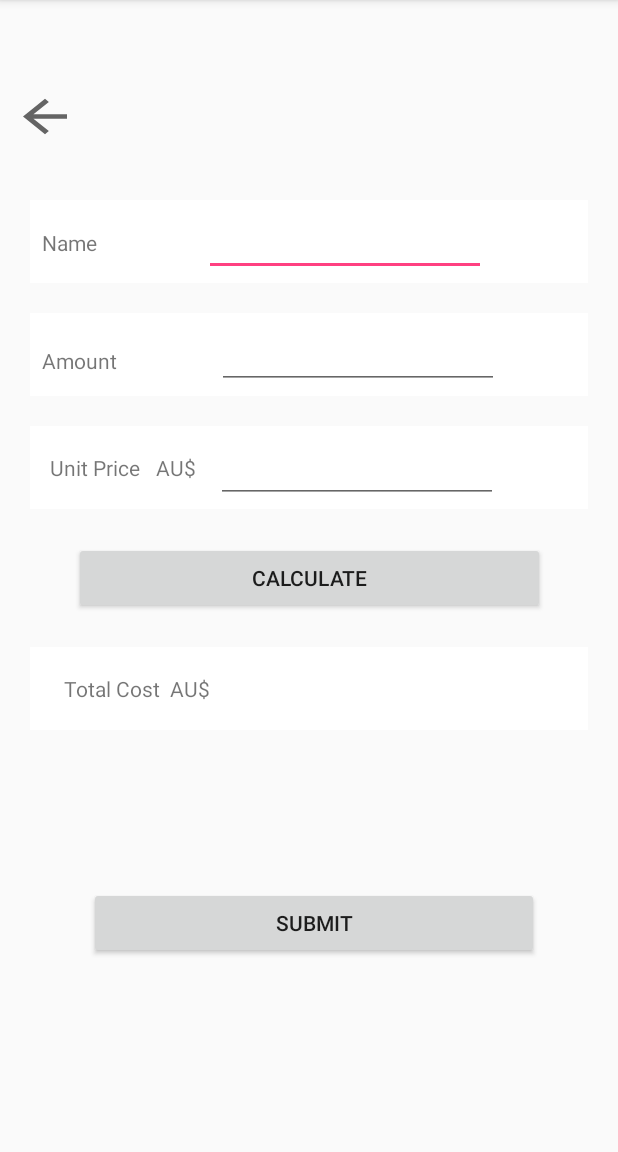
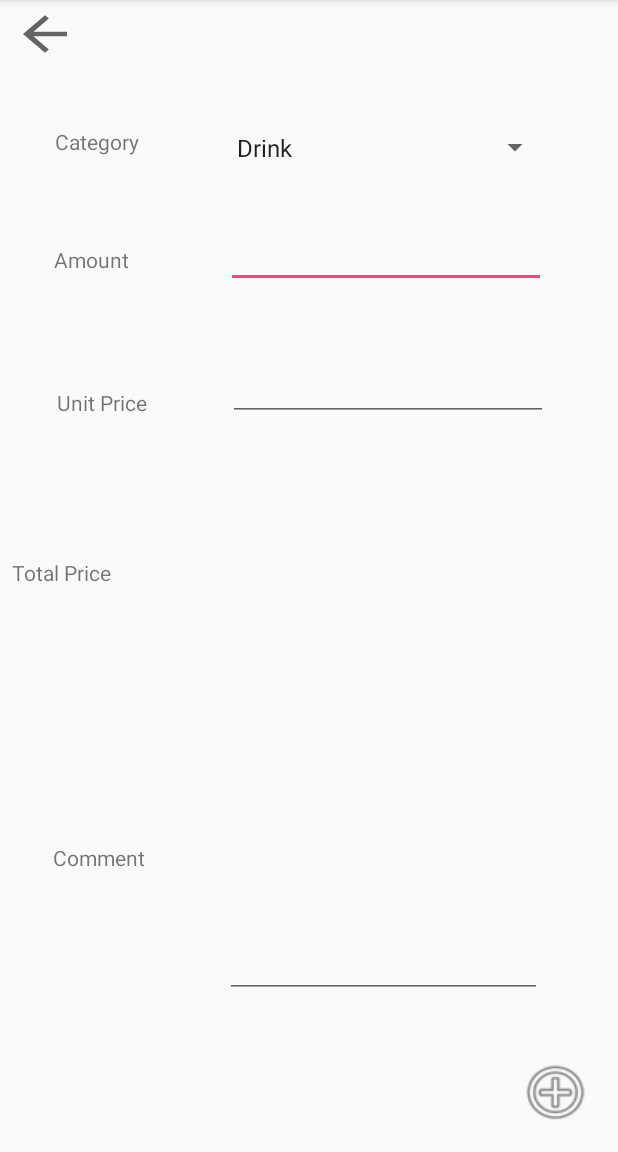
Before and after one commit to CormacCollins/ListAppAndroid, an Android app: the AddItemActivity screen opened directly, with no data from a screen before it, on a phone screen of 412 x 824 dp, the part 84-1236 px from its top. Run offline under Robolectric (Android 15) with nearby library versions, the phone set to English and light mode, and no system bars; 1 statement that could not run was skipped.

Commit message:
add item and the XML for the setting

```diff
--- a/app/build.gradle
+++ b/app/build.gradle
@@ -26,4 +26,7 @@ dependencies {
     testImplementation 'junit:junit:4.12'
     androidTestImplementation 'com.android.support.test:runner:1.0.2'
     androidTestImplementation 'com.android.support.test.espresso:espresso-core:3.0.2'
+
+
+
 }
--- a/app/src/main/java/cormaccollins/utas/edu/au/CormacCollins/assignment2/AddItemActivity.java
+++ b/app/src/main/java/cormaccollins/utas/edu/au/CormacCollins/assignment2/AddItemActivity.java
@@ -1,6 +1,7 @@
 package cormaccollins.utas.edu.au.CormacCollins.assignment2;
 
 
+import android.annotation.SuppressLint;
 import android.content.Intent;
 import android.database.sqlite.SQLiteDatabase;
 import android.os.Bundle;
@@ -21,6 +22,7 @@ public class AddItemActivity extends AppCompatActivity {
 
     private String listName = "";
 
+    @SuppressLint("SetTextI18n")
     @Override
     protected void onCreate(Bundle savedInstanceState) {
         super.onCreate(savedInstanceState);
@@ -66,6 +68,13 @@ public class AddItemActivity extends AppCompatActivity {
         TextView t1 = this.findViewById(R.id.CalculateView);
 
 
+
+        int num1 = Integer.parseInt(e1.getText().toString());
+        int num2 = Integer.parseInt(e2.getText().toString());
+        int sum = num1 * num2;
+        t1.setText(Integer.toString(sum));
+
+
         int price = 0; String txtPrice = e1.getText().toString();
         if(txtPrice.equals("")){
             price = Integer.parseInt(txtPrice);
@@ -78,7 +87,7 @@ public class AddItemActivity extends AppCompatActivity {
             count = Integer.parseInt(txt);
         }
 
-        EditText itemEntry = findViewById(R.id.NameEdit);
+        EditText itemEntry = findViewById(R.id.AmountEdit);
         String itemName = itemEntry.getText().toString();
 
         //todo page needs tag adding
--- a/app/src/main/java/cormaccollins/utas/edu/au/CormacCollins/assignment2/MainActivity.java
+++ b/app/src/main/java/cormaccollins/utas/edu/au/CormacCollins/assignment2/MainActivity.java
@@ -143,13 +143,29 @@ public class MainActivity extends AppCompatActivity {
         // Handle action bar item clicks here. The action bar will
         // automatically handle clicks on the Home/Up button, so long
         // as you specify a parent activity in AndroidManifest.xml.
-        int id = item.getItemId();
+    //    int id = item.getItemId();
 
         //noinspection SimplifiableIfStatement
-        if (id == R.id.action_settings) {
-            return true;
+    //    if (id == R.id.action_settings) {
+    //        return true;
+    //    }
+
+        switch (item.getItemId())
+        {
+            case R.id.action_settings:
+                Intent action_settings = new Intent(this, Setting_activity.class );
+                startActivity(action_settings);
+                break;
+            case R.id.Today:
+                break;
+            case R.id.This_Week:
+                break;
+            case R.id.This_Month:
+                break;
+            case R.id.This_year:
+                break;
+            default:
         }
-
         return super.onOptionsItemSelected(item);
     }
 
--- /dev/null
+++ b/app/src/main/java/cormaccollins/utas/edu/au/CormacCollins/assignment2/Setting_activity.java
@@ -0,0 +1,20 @@
+package cormaccollins.utas.edu.au.CormacCollins.assignment2;
+
+import android.support.v7.app.AppCompatActivity;
+import android.os.Bundle;
+import android.widget.ArrayAdapter;
+import android.widget.ListView;
+
+import java.lang.reflect.Array;
+import java.util.ArrayList;
+
+public class Setting_activity extends AppCompatActivity {
+
+    ArrayAdapter<String> adapter;
+    @Override
+    protected void onCreate(Bundle savedInstanceState) {
+        super.onCreate(savedInstanceState);
+        setContentView(R.layout.setting_layout);
+
+    }
+}
--- a/app/src/main/res/layout/add_item_layout.xml
+++ b/app/src/main/res/layout/add_item_layout.xml
@@ -3,243 +3,210 @@
     xmlns:app="http://schemas.android.com/apk/res-auto"
     xmlns:tools="http://schemas.android.com/tools"
     android:layout_width="match_parent"
-    android:layout_height="match_parent">
+    android:layout_height="match_parent"
+    tools:layout_editor_absoluteY="81dp">
 
 
     <Button
         android:id="@+id/return_to_shopping_list_button"
         android:layout_width="44dp"
-        android:layout_height="35dp"
-        android:layout_marginBottom="214dp"
+        android:layout_height="37dp"
+
+        android:layout_marginBottom="8dp"
+        android:layout_marginEnd="8dp"
+        android:layout_marginLeft="8dp"
+        android:layout_marginRight="8dp"
         android:layout_marginStart="8dp"
-        android:layout_marginTop="8dp"
+        android:layout_marginTop="4dp"
         android:background="?attr/actionModeCloseDrawable"
-        app:layout_constraintBottom_toTopOf="@+id/CalculateButton"
-        app:layout_constraintStart_toStartOf="parent"
-        app:layout_constraintTop_toTopOf="parent" />
-
-    <android.support.constraint.ConstraintLayout
-        android:id="@+id/NameLayout"
-        android:layout_width="match_parent"
-        android:layout_height="55dp"
-        android:layout_marginBottom="317dp"
-        android:layout_marginEnd="20dp"
-        android:layout_marginStart="20dp"
-        android:layout_marginTop="48dp"
-        android:background="@android:color/white"
-        android:maxHeight="65dp"
-        android:minHeight="125dp"
-        app:layout_constraintBottom_toTopOf="@+id/SubmitButton"
+        app:layout_constraintBottom_toBottomOf="parent"
         app:layout_constraintEnd_toEndOf="parent"
         app:layout_constraintHorizontal_bias="0.0"
         app:layout_constraintStart_toStartOf="parent"
-        app:layout_constraintTop_toTopOf="parent">
+        app:layout_constraintTop_toTopOf="parent"
+        app:layout_constraintVertical_bias="0.0" />
+
+    <Button
+        android:id="@+id/SubmitButton"
+        android:layout_width="51dp"
+        android:layout_height="wrap_content"
+
+        android:layout_marginBottom="16dp"
+        android:layout_marginEnd="16dp"
+        android:layout_marginRight="16dp"
+        android:background="@android:drawable/ic_menu_add"
+        app:layout_constraintBottom_toBottomOf="parent"
+        app:layout_constraintEnd_toEndOf="parent" />
 
     <TextView
-            android:id="@+id/NameView"
-            android:layout_width="40dp"
-            android:layout_height="18dp"
+        android:id="@+id/CategoryView"
+        android:layout_width="wrap_content"
+        android:layout_height="wrap_content"
         android:layout_marginBottom="8dp"
+        android:layout_marginEnd="8dp"
+        android:layout_marginLeft="8dp"
+        android:layout_marginRight="8dp"
         android:layout_marginStart="8dp"
         android:layout_marginTop="8dp"
-            android:text="Name"
+        android:text="@string/Category"
         app:layout_constraintBottom_toBottomOf="parent"
+        app:layout_constraintEnd_toStartOf="@+id/CategorySpinner"
+        app:layout_constraintHorizontal_bias="0.368"
         app:layout_constraintStart_toStartOf="parent"
-            app:layout_constraintTop_toTopOf="parent" />
+        app:layout_constraintTop_toTopOf="parent"
+        app:layout_constraintVertical_bias="0.105" />
+
+    <Spinner
+        android:id="@+id/CategorySpinner"
+        android:layout_width="217dp"
+        android:layout_height="27dp"
+        android:layout_marginBottom="8dp"
+        android:layout_marginTop="8dp"
+        android:entries="@array/catagories"
+        app:layout_constraintBottom_toBottomOf="parent"
+        app:layout_constraintEnd_toEndOf="parent"
+        app:layout_constraintHorizontal_bias="0.772"
+        app:layout_constraintStart_toStartOf="parent"
+        app:layout_constraintTop_toTopOf="parent"
+        app:layout_constraintVertical_bias="0.106" />
+
+    <TextView
+        android:id="@+id/AmountView"
+        android:layout_width="wrap_content"
+        android:layout_height="17dp"
+        android:layout_marginBottom="8dp"
+        android:layout_marginEnd="8dp"
+        android:layout_marginLeft="8dp"
+        android:layout_marginRight="8dp"
+        android:layout_marginStart="8dp"
+        android:layout_marginTop="8dp"
+        android:text="@string/Amount"
+        app:layout_constraintBottom_toBottomOf="parent"
+        app:layout_constraintEnd_toStartOf="@+id/AmountEdit"
+        app:layout_constraintHorizontal_bias="0.328"
+        app:layout_constraintStart_toStartOf="parent"
+        app:layout_constraintTop_toTopOf="parent"
+        app:layout_constraintVertical_bias="0.211" />
 
     <EditText
-            android:id="@+id/NameEdit"
-            android:layout_width="188dp"
+        android:id="@+id/AmountEdit"
+        android:layout_width="213dp"
         android:layout_height="46dp"
         android:layout_marginBottom="8dp"
         android:layout_marginEnd="8dp"
-            android:layout_marginStart="8dp"
-            android:layout_marginTop="8dp"
-            android:ems="10"
-            android:inputType="textPersonName"
-            app:layout_constraintBottom_toBottomOf="parent"
-            app:layout_constraintEnd_toEndOf="parent"
-            app:layout_constraintStart_toEndOf="@+id/NameView"
-            app:layout_constraintTop_toTopOf="parent" />
-
-    </android.support.constraint.ConstraintLayout>
-
-    <android.support.constraint.ConstraintLayout
-        android:id="@+id/AmountLayout"
-        android:layout_width="match_parent"
-        android:layout_height="55dp"
-        android:layout_marginEnd="20dp"
-        android:layout_marginStart="20dp"
-        android:layout_marginTop="20dp"
-        android:background="@android:color/white"
-        android:maxHeight="65dp"
-        android:minHeight="125dp"
-        app:layout_constraintEnd_toEndOf="parent"
-        app:layout_constraintHorizontal_bias="0.0"
-        app:layout_constraintStart_toStartOf="parent"
-        app:layout_constraintTop_toBottomOf="@+id/NameLayout">
-
-        <EditText
-            android:id="@+id/AmountEdit"
-            android:layout_width="188dp"
-            android:layout_height="46dp"
-            android:layout_marginBottom="8dp"
-            android:layout_marginEnd="8dp"
+        android:layout_marginLeft="8dp"
+        android:layout_marginRight="8dp"
         android:layout_marginStart="8dp"
         android:layout_marginTop="8dp"
         android:ems="10"
         android:inputType="number"
         app:layout_constraintBottom_toBottomOf="parent"
         app:layout_constraintEnd_toEndOf="parent"
-            app:layout_constraintStart_toEndOf="@+id/AmountView"
+        app:layout_constraintHorizontal_bias="0.78"
+        app:layout_constraintStart_toStartOf="parent"
         app:layout_constraintTop_toTopOf="parent"
-            app:layout_constraintVertical_bias="0.571" />
+        app:layout_constraintVertical_bias="0.195" />
 
     <TextView
-            android:id="@+id/AmountView"
-            android:layout_width="57dp"
-            android:layout_height="25dp"
+        android:id="@+id/UPView"
+        android:layout_width="wrap_content"
+        android:layout_height="wrap_content"
         android:layout_marginBottom="8dp"
+        android:layout_marginEnd="8dp"
+        android:layout_marginLeft="8dp"
+        android:layout_marginRight="8dp"
         android:layout_marginStart="8dp"
-            android:text="Amount"
+        android:layout_marginTop="8dp"
+        android:text="@string/Unit_price"
         app:layout_constraintBottom_toBottomOf="parent"
-            app:layout_constraintStart_toStartOf="parent" />
-    </android.support.constraint.ConstraintLayout>
-
-    <android.support.constraint.ConstraintLayout
-        android:id="@+id/UnitLayout"
-        android:layout_width="match_parent"
-        android:layout_height="55dp"
-        android:layout_marginEnd="20dp"
-        android:layout_marginStart="20dp"
-        android:layout_marginTop="20dp"
-        android:background="@android:color/white"
-        app:layout_constraintEnd_toEndOf="parent"
+        app:layout_constraintEnd_toStartOf="@+id/UnitEdit"
+        app:layout_constraintHorizontal_bias="0.396"
         app:layout_constraintStart_toStartOf="parent"
-        app:layout_constraintTop_toBottomOf="@+id/AmountLayout">
+        app:layout_constraintTop_toTopOf="parent"
+        app:layout_constraintVertical_bias="0.342" />
 
     <EditText
         android:id="@+id/UnitEdit"
-            android:layout_width="188dp"
-            android:layout_height="47dp"
-            android:layout_marginBottom="4dp"
-            android:layout_marginEnd="51dp"
-            android:layout_marginTop="4dp"
+        android:layout_width="wrap_content"
+        android:layout_height="wrap_content"
+        android:layout_marginBottom="8dp"
+        android:layout_marginEnd="8dp"
+        android:layout_marginLeft="8dp"
+        android:layout_marginRight="8dp"
+        android:layout_marginStart="8dp"
+        android:layout_marginTop="8dp"
         android:ems="10"
         android:inputType="number"
         app:layout_constraintBottom_toBottomOf="parent"
         app:layout_constraintEnd_toEndOf="parent"
-            app:layout_constraintStart_toEndOf="@+id/AUView"
-            app:layout_constraintTop_toTopOf="parent" />
+        app:layout_constraintHorizontal_bias="0.79"
+        app:layout_constraintStart_toStartOf="parent"
+        app:layout_constraintTop_toTopOf="parent"
+        app:layout_constraintVertical_bias="0.322" />
 
     <TextView
-            android:id="@+id/UnitView"
-            android:layout_width="0dp"
-            android:layout_height="18dp"
-            android:layout_marginEnd="20dp"
-            android:layout_marginStart="13dp"
-            android:text="Unit Price"
-            app:layout_constraintBaseline_toBaselineOf="@+id/AUView"
-            app:layout_constraintEnd_toEndOf="@+id/AUView"
-            app:layout_constraintStart_toStartOf="parent" />
+        android:id="@+id/TPView"
+        android:layout_width="wrap_content"
+        android:layout_height="wrap_content"
+        android:layout_marginLeft="8dp"
+        android:layout_marginStart="8dp"
+        android:layout_marginTop="8dp"
+        android:text="@string/Total_price"
+        app:layout_constraintBottom_toBottomOf="parent"
+        app:layout_constraintStart_toStartOf="parent"
+        app:layout_constraintTop_toTopOf="parent"
+        app:layout_constraintVertical_bias="0.491" />
 
     <TextView
-            android:id="@+id/AUView"
-            android:layout_width="wrap_content"
-            android:layout_height="wrap_content"
-            android:layout_marginEnd="4dp"
-            android:layout_marginStart="75dp"
-            android:text="AU$"
-            app:layout_constraintBottom_toBottomOf="parent"
-            app:layout_constraintEnd_toStartOf="@+id/UnitEdit"
-            app:layout_constraintStart_toStartOf="parent"
-            app:layout_constraintTop_toTopOf="parent" />
-    </android.support.constraint.ConstraintLayout>
-
-    <android.support.constraint.ConstraintLayout
-        android:id="@+id/TotalLayout"
-        android:layout_width="match_parent"
-        android:layout_height="55dp"
-        android:layout_marginEnd="20dp"
-        android:layout_marginStart="20dp"
-        android:layout_marginTop="92dp"
-        android:background="@android:color/white"
-        app:layout_constraintEnd_toEndOf="parent"
-        app:layout_constraintHorizontal_bias="0.0"
-        app:layout_constraintLeft_toLeftOf="parent"
-        app:layout_constraintRight_toRightOf="parent"
-        app:layout_constraintStart_toStartOf="parent"
-        app:layout_constraintTop_toBottomOf="@+id/UnitLayout">
-
-        <TextView
-            android:id="@+id/TotalView"
+        android:id="@+id/CommentView"
         android:layout_width="wrap_content"
         android:layout_height="wrap_content"
         android:layout_marginBottom="8dp"
-            android:layout_marginEnd="100dp"
-            android:layout_marginStart="14dp"
+        android:layout_marginEnd="8dp"
+        android:layout_marginLeft="16dp"
+        android:layout_marginRight="8dp"
+        android:layout_marginStart="16dp"
         android:layout_marginTop="8dp"
-            android:text="Total Cost"
+        android:text="@string/Comment"
         app:layout_constraintBottom_toBottomOf="parent"
-            app:layout_constraintEnd_toStartOf="@+id/CalculateView"
+        app:layout_constraintEnd_toStartOf="@+id/CommentEdit"
+        app:layout_constraintHorizontal_bias="0.295"
         app:layout_constraintStart_toStartOf="parent"
-            app:layout_constraintTop_toTopOf="parent" />
+        app:layout_constraintTop_toTopOf="parent"
+        app:layout_constraintVertical_bias="0.756" />
 
-        <TextView
-            android:id="@+id/AUView2"
-            android:layout_width="wrap_content"
-            android:layout_height="wrap_content"
+    <EditText
+        android:id="@+id/CommentEdit"
+        android:layout_width="211dp"
+        android:layout_height="124dp"
         android:layout_marginBottom="8dp"
-            android:layout_marginStart="93dp"
+        android:layout_marginEnd="8dp"
+        android:layout_marginLeft="8dp"
+        android:layout_marginRight="8dp"
+        android:layout_marginStart="8dp"
         android:layout_marginTop="8dp"
-            android:text="AU$"
+        android:ems="10"
+        android:inputType="text"
         app:layout_constraintBottom_toBottomOf="parent"
+        app:layout_constraintEnd_toEndOf="parent"
+        app:layout_constraintHorizontal_bias="0.77"
         app:layout_constraintStart_toStartOf="parent"
-            app:layout_constraintTop_toTopOf="parent" />
+        app:layout_constraintTop_toTopOf="parent"
+        app:layout_constraintVertical_bias="0.849" />
 
     <TextView
         android:id="@+id/CalculateView"
-            android:layout_width="118dp"
-            android:layout_height="47dp"
-            android:layout_marginBottom="20dp"
-            android:layout_marginEnd="50dp"
-            android:layout_marginTop="18dp"
+        android:layout_width="206dp"
+        android:layout_height="50dp"
+        android:layout_marginEnd="8dp"
+        android:layout_marginLeft="8dp"
+        android:layout_marginRight="8dp"
+        android:layout_marginStart="8dp"
         app:layout_constraintBottom_toBottomOf="parent"
         app:layout_constraintEnd_toEndOf="parent"
-            app:layout_constraintStart_toEndOf="@+id/TotalView"
-            app:layout_constraintTop_toTopOf="parent" />
+        app:layout_constraintHorizontal_bias="0.733"
+        app:layout_constraintStart_toStartOf="@+id/TPView"
+        app:layout_constraintTop_toTopOf="parent"
+        app:layout_constraintVertical_bias="0.498" />
 
 </android.support.constraint.ConstraintLayout>
-
-    <Button
-        android:id="@+id/SubmitButton"
-        android:layout_width="300dp"
-        android:layout_height="wrap_content"
-        android:layout_marginBottom="43dp"
-        android:layout_marginEnd="8dp"
-        android:layout_marginRight="28dp"
-        android:layout_marginStart="8dp"
-        android:text="Submit"
-        app:layout_constraintBottom_toBottomOf="parent"
-        app:layout_constraintEnd_toEndOf="parent"
-        app:layout_constraintHorizontal_bias="0.535"
-        app:layout_constraintRight_toRightOf="parent"
-        app:layout_constraintStart_toStartOf="parent"
-        app:layout_constraintTop_toBottomOf="@+id/NameLayout" />
-
-    <Button
-        android:id="@+id/CalculateButton"
-        android:layout_width="314dp"
-        android:layout_height="wrap_content"
-        android:layout_marginBottom="8dp"
-        android:layout_marginEnd="8dp"
-        android:layout_marginStart="8dp"
-        android:layout_marginTop="8dp"
-        android:onClick="onButtonClick"
-        android:text="Calculate"
-        app:layout_constraintBottom_toTopOf="@+id/TotalLayout"
-        app:layout_constraintEnd_toEndOf="parent"
-        app:layout_constraintStart_toStartOf="parent"
-        app:layout_constraintTop_toBottomOf="@+id/UnitLayout" />
-
-</android.support.constraint.ConstraintLayout>
--- a/app/src/main/res/layout/list_item_layout.xml
+++ b/app/src/main/res/layout/list_item_layout.xml
@@ -36,6 +36,7 @@
 
     <CheckBox
         android:id="@+id/itemCheckBox"
+        style="@style/Widget.AppCompat.CompoundButton.CheckBox"
         android:layout_width="32dp"
         android:layout_height="33dp"
         android:layout_marginEnd="8dp"
--- /dev/null
+++ b/app/src/main/res/layout/setting_layout.xml
@@ -0,0 +1,62 @@
+<?xml version="1.0" encoding="utf-8"?>
+<android.support.constraint.ConstraintLayout
+    xmlns:android="http://schemas.android.com/apk/res/android"
+    xmlns:app="http://schemas.android.com/apk/res-auto"
+    xmlns:tools="http://schemas.android.com/tools"
+    android:layout_width="match_parent"
+    android:layout_height="match_parent">
+
+    <Spinner
+        android:id="@+id/SettingSpinner"
+        android:layout_width="368dp"
+        android:layout_height="wrap_content"
+        android:layout_marginTop="16dp"
+        android:entries="@array/setting"
+        app:layout_constraintEnd_toEndOf="parent"
+        app:layout_constraintStart_toStartOf="parent"
+        app:layout_constraintTop_toTopOf="parent" />
+
+    <SearchView
+        android:id="@+id/searchView"
+        android:layout_width="371dp"
+        android:layout_height="70dp"
+        android:layout_marginBottom="8dp"
+        android:layout_marginTop="8dp"
+        app:layout_constraintBottom_toBottomOf="parent"
+        app:layout_constraintEnd_toEndOf="parent"
+        app:layout_constraintHorizontal_bias="0.538"
+        app:layout_constraintStart_toStartOf="parent"
+        app:layout_constraintTop_toBottomOf="@+id/SettingSpinner"
+        app:layout_constraintVertical_bias="0.041" />
+    <LinearLayout
+        android:orientation="vertical"
+        android:layout_height="wrap_content"
+        android:layout_width="0dp"
+        android:layout_weight="9">
+
+        <TextView
+            android:id="@+id/listName"
+            android:layout_width="wrap_content"
+            android:layout_height="wrap_content"
+            android:layout_marginLeft="50dp"
+            android:layout_marginTop="160dp"
+            android:gravity="center_vertical|start"
+            android:text="@string/Name"
+            android:textAllCaps="true"
+            android:textStyle="bold" />
+
+        <TextView
+            android:id="@+id/CategoryView"
+            android:layout_width="wrap_content"
+            android:layout_height="wrap_content"
+            android:layout_marginLeft="50dp"
+            android:layout_marginTop="10dp"
+            android:gravity="center_vertical|start"
+            android:text="@string/Category"
+            android:textAllCaps="true"
+            android:textStyle="bold" />
+
+    </LinearLayout>
+
+
+</android.support.constraint.ConstraintLayout>
--- a/app/src/main/res/values/strings.xml
+++ b/app/src/main/res/values/strings.xml
@@ -5,17 +5,41 @@
     <string name="This_Week">This week</string>
     <string name="This_Month">This month</string>
     <string name="This_Year">This Year</string>
+    <string name="Amount">Amount</string>
+    <string name="Category">Category</string>
+    <string name="Unit_price">Unit Price</string>
+    <string name="Total_price">Total Price</string>
+    <string name="Comment">Comment</string>
+    <string name="Name">Name</string>
+
+    <string-array name="catagories">
+        <item>Drink</item>
+        <item>Meat</item>
+        <item>Vegetable</item>
+        <item>Snack</item>
+        <item>Fridge</item>
+        <item>Tool</item>
+    </string-array>
+
+    <string-array name="setting">
+        <item></item>
+        <item>Name</item>
+        <item>Category</item>
+    </string-array>
 
 
 
-
-
-
-
+    <string-array name="ArrayName">
+        <item>Apple</item>
+        <item>Fish</item>
+        <item>Beef</item>
+        <item>Lamb</item>
+        <item>Beer</item>
+    </string-array>
     <!--<string-array-->
-        <!--name="add_item_options">-->
-        <!--<item>Name</item>-->
-        <!--<item>Quantity</item>-->
-        <!--<item>Price</item>-->
+    <!--name="add_item_options">-->
+    <!--<item>Name</item>-->
+    <!--<item>Quantity</item>-->
+    <!--<item>Price</item>-->
     <!--</string-array>-->
 </resources>
```
Also changed, not shown: app/src/main/AndroidManifest.xml (+3 -7 lines). Lines whose indentation alone changed are shown as unchanged.
